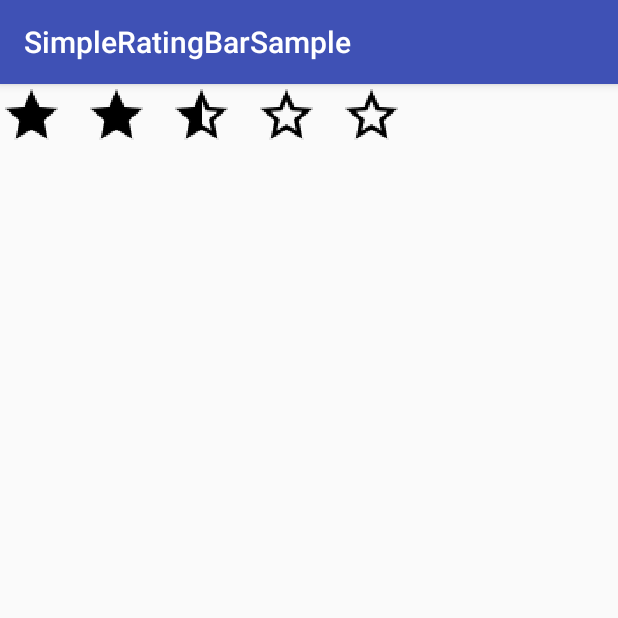
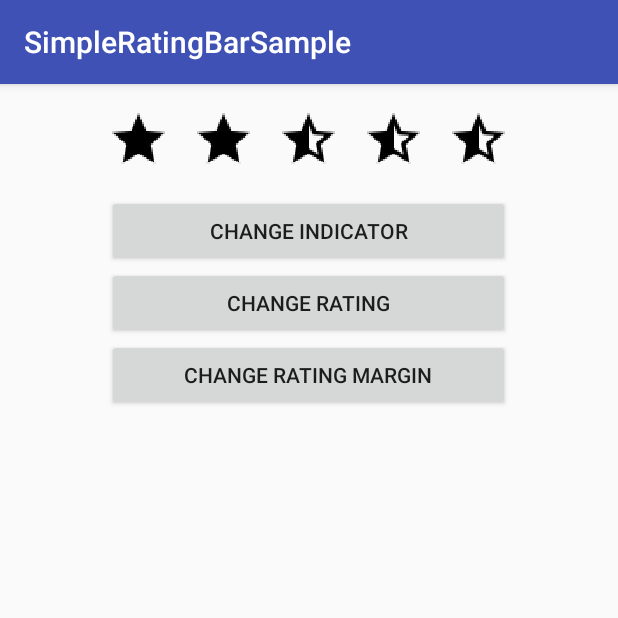
Before and after one commit to bravoborja/SimpleRatingBar, an Android app: the screen it shows after launch (MainActivity), on a phone screen of 412 x 824 dp, the top half of it. Run offline under Robolectric (Android 15) with nearby library versions, the phone set to English and light mode, and no system bars.

Commit message:
Change sample app

```diff
--- a/app/src/main/java/com/borjabravo/simpleratingbarsample/MainActivity.kt
+++ b/app/src/main/java/com/borjabravo/simpleratingbarsample/MainActivity.kt
@@ -1,12 +1,31 @@
 package com.borjabravo.simpleratingbarsample
 
+import android.os.Bundle
 import android.support.v7.app.AppCompatActivity
-import android.os.Bundle
+import android.widget.Button
+import com.borjabravo.simpleratingbar.SimpleRatingBar
+import java.util.Random
 
 class MainActivity : AppCompatActivity() {
 
     override fun onCreate(savedInstanceState: Bundle?) {
         super.onCreate(savedInstanceState)
         setContentView(R.layout.activity_main)
+        val btnChangeIndicator = findViewById(R.id.btn_change_indicator) as Button
+        val btnChangeRating = findViewById(R.id.btn_change_rating) as Button
+        val btnChangeRatingMargin = findViewById(R.id.btn_change_rating_margin) as Button
+        val simpleRatingBar = findViewById(R.id.simple_rating_bar) as SimpleRatingBar
+
+        btnChangeIndicator.setOnClickListener({ simpleRatingBar.isIndicator = !simpleRatingBar.isIndicator })
+        btnChangeRating.setOnClickListener({
+            val random = Random()
+            val rating = random.nextFloat() * 6f
+            simpleRatingBar.rating = rating
+        })
+        btnChangeRatingMargin.setOnClickListener({
+            val random = Random()
+            val ratingMargin = random.nextInt(80) + 5
+            simpleRatingBar.ratingMargin = ratingMargin
+        })
     }
 }
--- a/app/src/main/res/layout/activity_main.xml
+++ b/app/src/main/res/layout/activity_main.xml
@@ -2,17 +2,39 @@
 <LinearLayout xmlns:android="http://schemas.android.com/apk/res/android"
     xmlns:app="http://schemas.android.com/apk/res-auto"
     xmlns:tools="http://schemas.android.com/tools"
-    android:layout_width="match_parent"
+    android:layout_width="wrap_content"
     android:layout_height="match_parent"
+    android:layout_gravity="center_horizontal"
     android:orientation="vertical"
+    android:padding="16dp"
     tools:context="com.borjabravo.simpleratingbarsample.MainActivity">
 
     <com.borjabravo.simpleratingbar.SimpleRatingBar
         android:id="@+id/simple_rating_bar"
         android:layout_width="wrap_content"
         android:layout_height="wrap_content"
+        app:ratingEmpty="@drawable/ic_star_half"
         app:isIndicator="false"
         app:ratingCount="5"
         app:ratingMargin="15dp"
-        app:ratingSize="42dp"/>
+        app:ratingSize="42dp" />
+
+    <Button
+        android:id="@+id/btn_change_indicator"
+        android:layout_width="match_parent"
+        android:layout_height="wrap_content"
+        android:layout_marginTop="16dp"
+        android:text="@string/change_indicator" />
+
+    <Button
+        android:id="@+id/btn_change_rating"
+        android:layout_width="match_parent"
+        android:layout_height="wrap_content"
+        android:text="@string/change_rating" />
+
+    <Button
+        android:id="@+id/btn_change_rating_margin"
+        android:layout_width="match_parent"
+        android:layout_height="wrap_content"
+        android:text="@string/change_rating_margin" />
 </LinearLayout>
--- a/app/src/main/res/values/strings.xml
+++ b/app/src/main/res/values/strings.xml
@@ -1,3 +1,6 @@
 <resources>
     <string name="app_name">SimpleRatingBarSample</string>
+    <string name="change_indicator">Change indicator</string>
+    <string name="change_rating">Change rating</string>
+    <string name="change_rating_margin">Change rating margin</string>
 </resources>
--- a/app/src/main/res/values/styles.xml
+++ b/app/src/main/res/values/styles.xml
@@ -1,11 +1,7 @@
 <resources>
-
-    <!-- Base application theme. -->
     <style name="AppTheme" parent="Theme.AppCompat.Light.DarkActionBar">
-        <!-- Customize your theme here. -->
         <item name="colorPrimary">@color/colorPrimary</item>
         <item name="colorPrimaryDark">@color/colorPrimaryDark</item>
         <item name="colorAccent">@color/colorAccent</item>
     </style>
-
 </resources>
```
